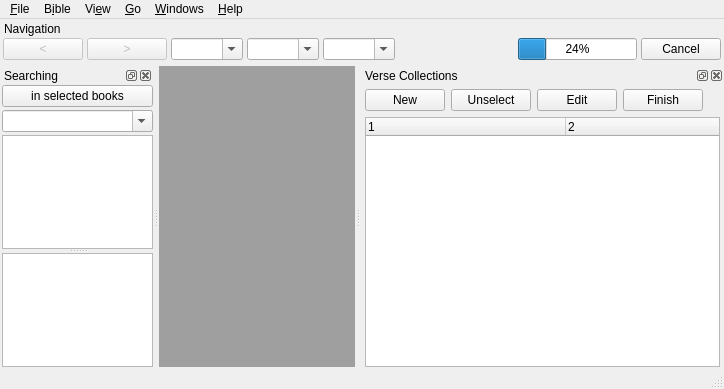
Old version of the form mainWindow.ui in the repository vanyog/ReadTheBible5.
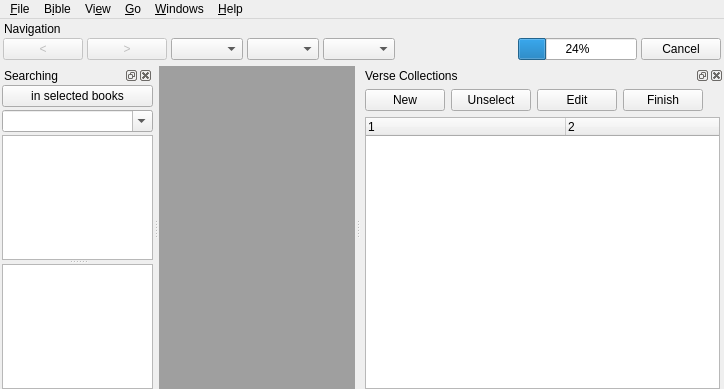
New version of the form. Custom widgets are drawn as their Qt base class.

```diff
--- a/mainWindow.ui
+++ b/mainWindow.ui
@@ -15,9 +15,15 @@
   </property>
   <widget class="QWidget" name="centralwidget">
    <layout class="QGridLayout" name="gridLayout">
+    <property name="sizeConstraint">
+     <enum>QLayout::SizeConstraint::SetMaximumSize</enum>
+    </property>
     <property name="margin" stdset="0">
      <number>0</number>
     </property>
+    <property name="spacing">
+     <number>0</number>
+    </property>
     <item row="0" column="0">
      <widget class="QMdiArea" name="mdiArea"/>
     </item>
@@ -139,7 +145,6 @@
    <addaction name="menu_Windows"/>
    <addaction name="menuHelp"/>
   </widget>
-  <widget class="QStatusBar" name="statusbar"/>
   <widget class="QDockWidget" name="dockWidget_2">
    <property name="sizePolicy">
     <sizepolicy hsizetype="Preferred" vsizetype="Minimum">
@@ -227,7 +232,7 @@
 &lt;p style=&quot; margin-top:0px; margin-bottom:0px; margin-left:0px; margin-right:0px; -qt-block-indent:0; text-indent:0px;&quot;&gt;&lt;span style=&quot; font-weight:600;&quot;&gt;Book&lt;/span&gt;&lt;/p&gt;&lt;/body&gt;&lt;/html&gt;</string>
        </property>
        <property name="editable">
-        <bool>true</bool>
+        <bool>false</bool>
        </property>
        <property name="insertPolicy">
         <enum>QComboBox::InsertPolicy::NoInsert</enum>
@@ -252,7 +257,7 @@
         <string>Chapter</string>
        </property>
        <property name="editable">
-        <bool>true</bool>
+        <bool>false</bool>
        </property>
        <property name="currentIndex">
         <number>-1</number>
@@ -277,7 +282,7 @@
         <string>Verse</string>
        </property>
        <property name="editable">
-        <bool>true</bool>
+        <bool>false</bool>
        </property>
        <property name="currentIndex">
         <number>-1</number>
```
Left out of the diff: 2 changed lines with no effect on the pictures.
